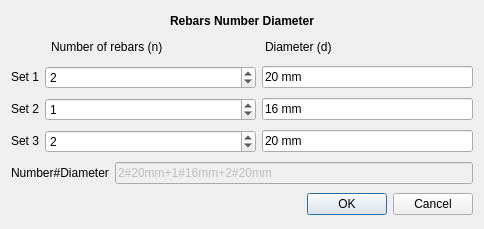
First picture: the form in ColumnReinforcement/RebarNumberDiameter.ui, repository amrit3701/FreeCAD-Reinforcement, before the edit.
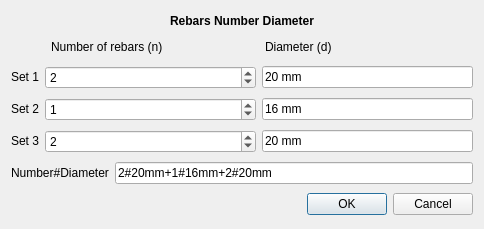
Second picture: the form after the edit. Custom widgets are drawn as their Qt base class.

Commit message: Initialize function for TwoLeggedStirrup beam reinforcement

The edit to the form file:
```diff
--- a/ColumnReinforcement/RebarNumberDiameter.ui
+++ b/ColumnReinforcement/RebarNumberDiameter.ui
@@ -72,7 +72,7 @@
      <item>
       <widget class="Gui::PrefLineEdit" name="numberDiameter">
        <property name="enabled">
-        <bool>false</bool>
+        <bool>true</bool>
        </property>
        <property name="focusPolicy">
         <enum>Qt::StrongFocus</enum>
@@ -80,6 +80,9 @@
        <property name="text">
         <string>2#20mm+1#16mm+2#20mm</string>
        </property>
+       <property name="readOnly">
+        <bool>true</bool>
+       </property>
       </widget>
      </item>
     </layout>
```
The commit also changes 1 other file.
